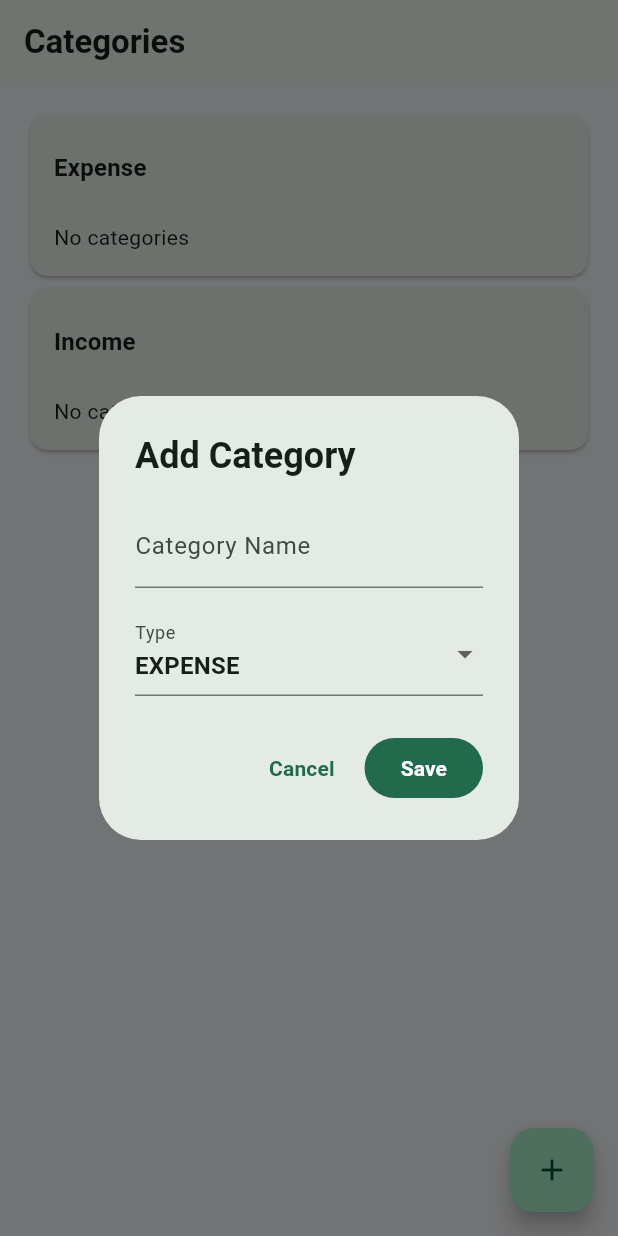
After one commit to da-vincee09/expense-iq, a Flutter app: the CategoryScreen screen opened by its route, after a tap on the "add" icon, on a phone screen of 412 x 824 dp. The commit adds this screen. Run offline on Flutter 3.47's test engine with Material 3 defaults, Android fonts, the phone set to English and light mode, and no system bars; our stand-ins replace go_router, google_fonts, supabase_flutter; accounts and stored records are empty; Roboto replaces fonts that are missing (Teachers).

Commit message:
feat(category): implement dynamic category management

```diff
--- a/lib/core/router/app_router.dart
+++ b/lib/core/router/app_router.dart
@@ -3,6 +3,7 @@ import 'package:expense_iq/core/router/app_routes.dart';
 import 'package:expense_iq/features/authentication/presentation/screens/login_screen.dart';
 import 'package:expense_iq/features/authentication/presentation/screens/register_screen.dart';
 import 'package:expense_iq/features/authentication/presentation/screens/splash_screen.dart';
+import 'package:expense_iq/features/category/presentation/screens/category_screen.dart';
 import 'package:expense_iq/features/dashboard/presentation/screens/dashboard_screen.dart';
 import 'package:expense_iq/features/profile/presentation/screens/profile_screen.dart';
 import 'package:expense_iq/features/transactions/data/models/transaction_model.dart';
@@ -70,5 +71,10 @@ final GoRouter appRouter = GoRouter(
       builder: (context, state) =>
           const TransactionHistoryScreen(),
     ),
+
+    GoRoute(
+      path: AppRoutes.categories,
+      builder: (context, state) => const CategoryScreen(),
+    ),
   ],
 );
--- a/lib/core/router/app_routes.dart
+++ b/lib/core/router/app_routes.dart
@@ -6,6 +6,7 @@ class AppRoutes {
   static const dashboard = '/dashboard';
   static const profile = '/profile';
   static const settings = '/settings';
+  static const categories = '/categories';
 
   static const addTransaction = '/add-transaction';
   static const editTransaction = '/edit-transaction';
--- /dev/null
+++ b/lib/features/category/data/models/category_model.dart
@@ -0,0 +1,70 @@
+import 'package:expense_iq/core/enums/transaction_type.dart';
+
+class CategoryModel {
+  final String id;
+  final String userId;
+  final String name;
+  final TransactionType type;
+  final String? icon;
+  final DateTime createdAt;
+
+  const CategoryModel({
+    required this.id,
+    required this.userId,
+    required this.name,
+    required this.type,
+    this.icon,
+    required this.createdAt,
+  });
+
+  factory CategoryModel.fromJson(Map<String, dynamic> json) {
+    return CategoryModel(
+      id: json['id'],
+      userId: json['user_id'],
+      name: json['name'],
+      type: TransactionType.values.firstWhere(
+        (e) => e.name == json['type'],
+      ),
+      icon: json['icon'],
+      createdAt: DateTime.parse(json['created_at']),
+    );
+  }
+
+  Map<String, dynamic> toJson() {
+    return {
+      'id': id,
+      'user_id': userId,
+      'name': name,
+      'type': type.name,
+      'icon': icon,
+      'created_at': createdAt.toIso8601String(),
+    };
+  }
+
+  Map<String, dynamic> toInsertJson() {
+    return {
+      'user_id': userId,
+      'name': name,
+      'type': type.name,
+      'icon': icon,
+    };
+  }
+
+  CategoryModel copyWith({
+    String? id,
+    String? userId,
+    String? name,
+    TransactionType? type,
+    String? icon,
+    DateTime? createdAt,
+  }) {
+    return CategoryModel(
+      id: id ?? this.id,
+      userId: userId ?? this.userId,
+      name: name ?? this.name,
+      type: type ?? this.type,
+      icon: icon ?? this.icon,
+      createdAt: createdAt ?? this.createdAt,
+    );
+  }
+}
--- /dev/null
+++ b/lib/features/category/data/repositories/category_repository_impl.dart
@@ -0,0 +1,59 @@
+import 'package:expense_iq/features/category/data/models/category_model.dart';
+import 'package:expense_iq/features/category/domain/repositories/category_repository.dart';
+import 'package:supabase_flutter/supabase_flutter.dart';
+
+class CategoryRepositoryImpl implements CategoryRepository {
+  final SupabaseClient supabase;
+
+  CategoryRepositoryImpl({
+    required this.supabase,
+  });
+
+  @override
+  Future<List<CategoryModel>> getCategories() async {
+    final user = supabase.auth.currentUser;
+
+    if (user == null) {
+      throw Exception('User not authenticated.');
+    }
+
+    final response = await supabase
+        .from('categories')
+        .select()
+        .eq('user_id', user.id)
+        .order('name');
+
+    return response
+        .map<CategoryModel>(
+          (json) => CategoryModel.fromJson(json),
+        )
+        .toList();
+  }
+
+  @override
+  Future<void> addCategory(CategoryModel category) async {
+    await supabase
+        .from('categories')
+        .insert(category.toInsertJson());
+  }
+
+  @override
+  Future<void> updateCategory(CategoryModel category) async {
+    await supabase
+        .from('categories')
+        .update({
+          'name': category.name,
+          'type': category.type.name,
+          'icon': category.icon,
+        })
+        .eq('id', category.id);
+  }
+
+  @override
+  Future<void> deleteCategory(String id) async {
+    await supabase
+        .from('categories')
+        .delete()
+        .eq('id', id);
+  }
+}
--- /dev/null
+++ b/lib/features/category/domain/repositories/category_repository.dart
@@ -0,0 +1,11 @@
+import 'package:expense_iq/features/category/data/models/category_model.dart';
+
+abstract class CategoryRepository {
+  Future<List<CategoryModel>> getCategories();
+
+  Future<void> addCategory(CategoryModel category);
+
+  Future<void> updateCategory(CategoryModel category);
+
+  Future<void> deleteCategory(String id);
+}
--- /dev/null
+++ b/lib/features/category/presentation/providers/category_provider.dart
@@ -0,0 +1,82 @@
+import 'package:expense_iq/core/enums/transaction_type.dart';
+import 'package:expense_iq/features/category/data/models/category_model.dart';
+import 'package:expense_iq/features/category/domain/repositories/category_repository.dart';
+import 'package:flutter/material.dart';
+
+class CategoryProvider extends ChangeNotifier {
+  final CategoryRepository _repository;
+
+  CategoryProvider(this._repository);
+
+  final List<CategoryModel> _categories = [];
+
+  bool _isLoading = false;
+  String? _errorMessage;
+
+  List<CategoryModel> get categories =>
+      List.unmodifiable(_categories);
+
+  bool get isLoading => _isLoading;
+
+  String? get errorMessage => _errorMessage;
+
+  Future<void> loadCategories() async {
+    _isLoading = true;
+    _errorMessage = null;
+    notifyListeners();
+
+    try {
+      final data = await _repository.getCategories();
+
+      _categories
+        ..clear()
+        ..addAll(data);
+    } catch (e) {
+      _errorMessage = e.toString();
+    }
+
+    _isLoading = false;
+    notifyListeners();
+  }
+
+  Future<void> addCategory(CategoryModel category) async {
+    try {
+      await _repository.addCategory(category);
+      await loadCategories();
+    } catch (e) {
+      _errorMessage = e.toString();
+      notifyListeners();
+    }
+  }
+
+  Future<void> updateCategory(CategoryModel category) async {
+    try {
+      await _repository.updateCategory(category);
+      await loadCategories();
+    } catch (e) {
+      _errorMessage = e.toString();
+      notifyListeners();
+    }
+  }
+
+  Future<void> deleteCategory(String id) async {
+    try {
+      await _repository.deleteCategory(id);
+
+      _categories.removeWhere(
+        (category) => category.id == id,
+      );
+
+      notifyListeners();
+    } catch (e) {
+      _errorMessage = e.toString();
+      notifyListeners();
+    }
+  }
+
+  List<CategoryModel> categoriesByType(TransactionType type) {
+    return _categories
+        .where((category) => category.type == type)
+        .toList();
+  }
+}
--- /dev/null
+++ b/lib/features/category/presentation/screens/category_screen.dart
@@ -0,0 +1,279 @@
+// ignore_for_file: use_build_context_synchronously
+
+import 'package:expense_iq/core/enums/transaction_type.dart';
+import 'package:expense_iq/features/category/data/models/category_model.dart';
+import 'package:expense_iq/features/category/presentation/providers/category_provider.dart';
+import 'package:expense_iq/features/category/presentation/widgets/category_dialog.dart';
+import 'package:expense_iq/shared/extensions/snackbar_extension.dart';
+import 'package:flutter/material.dart';
+import 'package:provider/provider.dart';
+import 'package:supabase_flutter/supabase_flutter.dart';
+
+class CategoryScreen extends StatefulWidget {
+  const CategoryScreen({super.key});
+
+  @override
+  State<CategoryScreen> createState() => _CategoryScreenState();
+}
+
+class _CategoryScreenState extends State<CategoryScreen> {
+  @override
+  void initState() {
+    super.initState();
+
+    Future.microtask(() {
+      context.read<CategoryProvider>().loadCategories();
+    });
+  }
+
+  void _showAddCategoryDialog() {
+    showDialog(
+      context: context,
+      builder: (context) {
+        return CategoryDialog(
+          title: 'Add Category',
+          actionText: 'Save',
+          initialType: TransactionType.expense,
+          onSave: (name, type) async {
+            final user = Supabase.instance.client.auth.currentUser;
+
+            if (user == null) return;
+
+            final category = CategoryModel(
+              id: '',
+              userId: user.id,
+              name: name,
+              type: type,
+              icon: null,
+              createdAt: DateTime.now(),
+            );
+
+            try {
+              await context
+                  .read<CategoryProvider>()
+                  .addCategory(category);
+
+              if (!context.mounted) return;
+
+              context.showSuccess('Category added successfully!');
+            } catch (e) {
+              if (!context.mounted) return;
+
+              context.showError('Failed to add category.');
+            }
+          },
+        );
+      },
+    );
+  }
+
+  void _showEditCategoryDialog(CategoryModel category) {
+    showDialog(
+      context: context,
+      builder: (context) {
+        return CategoryDialog(
+          title: 'Edit Category',
+          actionText: 'Update',
+          initialName: category.name,
+          initialType: category.type,
+          onSave: (name, type) async {
+            try {
+              final updatedCategory = category.copyWith(
+                name: name,
+                type: type,
+              );
+
+              await context
+                  .read<CategoryProvider>()
+                  .updateCategory(updatedCategory);
+
+              if (!mounted) return;
+
+              context.showSuccess(
+                'Category updated successfully!',
+              );
+            } catch (e) {
+              if (!mounted) return;
+
+              context.showError(
+                'Failed to update category.',
+              );
+            }
+          },
+        );
+      },
+    );
+  }
+
+  void _showDeleteCategoryDialog(CategoryModel category) {
+    showDialog(
+      context: context,
+      builder: (context) {
+        return AlertDialog(
+          title: const Text('Delete Category'),
+          content: Text(
+            'Are you sure you want to delete "${category.name}"?',
+          ),
+          actions: [
+            TextButton(
+              onPressed: () => Navigator.pop(context),
+              child: const Text('Cancel'),
+            ),
+            FilledButton(
+              onPressed: () async {
+                Navigator.pop(context);
+
+                try {
+                  await this
+                      .context
+                      .read<CategoryProvider>()
+                      .deleteCategory(category.id);
+
+                  if (!mounted) return;
+
+                  context.showSuccess(
+                    'Category deleted successfully!',
+                  );
+                } catch (e) {
+                  if (!mounted) return;
+
+                  context.showError(
+                    'Failed to delete category.',
+                  );
+                }
+              },
+              child: const Text('Delete'),
+            ),
+          ],
+        );
+      },
+    );
+  }
+
+  @override
+  Widget build(BuildContext context) {
+    final provider = context.watch<CategoryProvider>();
+
+    final expenseCategories = provider.categoriesByType(
+      TransactionType.expense,
+    );
+
+    final incomeCategories = provider.categoriesByType(
+      TransactionType.income,
+    );
+
+    return Scaffold(
+      appBar: AppBar(
+        title: const Text('Categories'),
+      ),
+      body: SafeArea(
+        child: Builder(
+          builder: (context) {
+            if (provider.isLoading) {
+              return const Center(
+                child: CircularProgressIndicator(),
+              );
+            }
+
+            if (provider.errorMessage != null) {
+              return Center(
+                child: Text(provider.errorMessage!),
+              );
+            }
+
+            return ListView(
+              padding: const EdgeInsets.all(16),
+              children: [
+                                _CategorySection(
+                  title: 'Expense',
+                  categories: expenseCategories,
+                  onEdit: _showEditCategoryDialog,
+                  onDelete: _showDeleteCategoryDialog,
+                ),
+
+                _CategorySection(
+                  title: 'Income',
+                  categories: incomeCategories,
+                  onEdit: _showEditCategoryDialog,
+                  onDelete: _showDeleteCategoryDialog,
+                ),
+              ],
+            );
+          },
+        ),
+      ),
+      floatingActionButton: FloatingActionButton(
+        onPressed: _showAddCategoryDialog,
+        child: const Icon(Icons.add),
+      ),
+    );
+  }
+}
+
+class _CategorySection extends StatelessWidget {
+  final String title;
+  final List categories;
+  final void Function(CategoryModel category) onEdit;
+  final void Function(CategoryModel category) onDelete;
+
+  const _CategorySection({
+    required this.title,
+    required this.categories,
+    required this.onEdit,
+    required this.onDelete,
+  });
+
+  @override
+  Widget build(BuildContext context) {
+    return Card(
+      child: Padding(
+        padding: const EdgeInsets.symmetric(
+          vertical: 8,
+        ),
+        child: Column(
+          crossAxisAlignment: CrossAxisAlignment.start,
+          children: [
+            Padding(
+              padding: const EdgeInsets.all(16),
+              child: Text(
+                title,
+                style: Theme.of(context).textTheme.titleMedium,
+              ),
+            ),
+
+            if (categories.isEmpty)
+              const Padding(
+                padding: EdgeInsets.symmetric(
+                  horizontal: 16,
+                  vertical: 8,
+                ),
+                child: Text('No categories'),
+              )
+            else
+              ...categories.map(
+                (category) => ListTile(
+                  leading: const CircleAvatar(
+                    child: Icon(Icons.category),
+                  ),
+                  title: Text(category.name),
+                  trailing: Row(
+                    mainAxisSize: MainAxisSize.min,
+                    children: [
+                      IconButton(
+                        icon: const Icon(Icons.edit),
+                        onPressed: () => onEdit(category),
+                      ),
+                      IconButton(
+                        icon: const Icon(Icons.delete),
+                        onPressed: () => onDelete(category),
+                      ),
+                    ],
+                  ),
+                ),
+              ),
+          ],
+        ),
+      ),
+    );
+  }
+}
--- /dev/null
+++ b/lib/features/category/presentation/widgets/category_dialog.dart
@@ -0,0 +1,123 @@
+import 'package:expense_iq/core/enums/transaction_type.dart';
+import 'package:flutter/material.dart';
+
+class CategoryDialog extends StatefulWidget {
+  final String? initialName;
+  final TransactionType initialType;
+  final String title;
+  final String actionText;
+  final void Function(
+    String name,
+    TransactionType type,
+  ) onSave;
+
+  const CategoryDialog({
+    super.key,
+    this.initialName,
+    required this.initialType,
+    required this.title,
+    required this.actionText,
+    required this.onSave,
+  });
+
+  @override
+  State<CategoryDialog> createState() => _CategoryDialogState();
+}
+
+class _CategoryDialogState extends State<CategoryDialog> {
+  final _formKey = GlobalKey<FormState>();
+
+  late final TextEditingController _nameController;
+
+  late TransactionType _selectedType;
+
+  @override
+  void initState() {
+    super.initState();
+
+    _nameController = TextEditingController(
+      text: widget.initialName ?? '',
+    );
+
+    _selectedType = widget.initialType;
+  }
+
+  @override
+  void dispose() {
+    _nameController.dispose();
+    super.dispose();
+  }
+
+  void _save() {
+    if (!_formKey.currentState!.validate()) return;
+
+    widget.onSave(
+      _nameController.text.trim(),
+      _selectedType,
+    );
+
+    Navigator.pop(context);
+  }
+
+  @override
+  Widget build(BuildContext context) {
+    return AlertDialog(
+      title: Text(widget.title),
+      content: Form(
+        key: _formKey,
+        child: Column(
+          mainAxisSize: MainAxisSize.min,
+          children: [
+            TextFormField(
+              controller: _nameController,
+              decoration: const InputDecoration(
+                labelText: 'Category Name',
+              ),
+              validator: (value) {
+                if (value == null ||
+                    value.trim().isEmpty) {
+                  return 'Enter a category name';
+                }
+
+                return null;
+              },
+            ),
+
+            const SizedBox(height: 16),
+
+            DropdownButtonFormField<TransactionType>(
+              initialValue: _selectedType,
+              decoration: const InputDecoration(
+                labelText: 'Type',
+              ),
+              items: TransactionType.values.map((type) {
+                return DropdownMenuItem(
+                  value: type,
+                  child: Text(type.name.toUpperCase()),
+                );
+              }).toList(),
+              onChanged: (value) {
+                if (value == null) return;
+
+                setState(() {
+                  _selectedType = value;
+                });
+              },
+            ),
+          ],
+        ),
+      ),
+      actions: [
+        TextButton(
+          onPressed: () => Navigator.pop(context),
+          child: const Text('Cancel'),
+        ),
+
+        FilledButton(
+          onPressed: _save,
+          child: Text(widget.actionText),
+        ),
+      ],
+    );
+  }
+}
--- a/lib/features/dashboard/presentation/screens/dashboard_screen.dart
+++ b/lib/features/dashboard/presentation/screens/dashboard_screen.dart
@@ -130,6 +130,12 @@ class _DashboardScreenState extends State<DashboardScreen> {
     return Scaffold(
       appBar: AppBar(
         title: Text("ExpenseIQ"),
+        actions: [
+          IconButton(
+            onPressed: () => context.push(AppRoutes.categories),
+            icon: const Icon(Icons.category),
+          ),
+        ],
       ),
       body: SafeArea(
         child: _buildBody(transactionProvider, profileProvider),
--- a/lib/features/transactions/presentation/screens/add_transcation_screen.dart
+++ b/lib/features/transactions/presentation/screens/add_transcation_screen.dart
@@ -1,8 +1,7 @@
 // ignore_for_file: avoid_print
-
-import 'package:expense_iq/core/constants/app_categories.dart';
 import 'package:expense_iq/core/constants/app_strings.dart';
 import 'package:expense_iq/core/enums/transaction_type.dart';
+import 'package:expense_iq/features/category/presentation/providers/category_provider.dart';
 import 'package:expense_iq/features/transactions/data/models/transaction_model.dart';
 import 'package:expense_iq/features/transactions/presentation/providers/transaction_provider.dart';
 import 'package:expense_iq/shared/extensions/snackbar_extension.dart';
@@ -32,7 +31,7 @@ class _AddTransactionScreenState extends State<AddTransactionScreen> {
   final _noteController = TextEditingController();
 
   DateTime _selectedDate = DateTime.now();
-  late String _selectedCategory;
+ String _selectedCategory = '';
 
   bool get isEditing => widget.transaction != null;
 
@@ -48,18 +47,19 @@ class _AddTransactionScreenState extends State<AddTransactionScreen> {
   void initState() {
     super.initState();
 
+    Future.microtask(() {
+      // ignore: use_build_context_synchronously
+      context.read<CategoryProvider>().loadCategories();
+    });
+
     if (isEditing) {
       final transaction = widget.transaction!;
+
       _titleController.text = transaction.title;
       _amountController.text = transaction.amount.toString();
       _selectedCategory = transaction.category;
       _selectedDate = transaction.date;
       _noteController.text = transaction.note ?? '';
-    } else {
-      _selectedCategory =
-          widget.type == TransactionType.expense
-              ? AppCategories.expense.first
-              : AppCategories.income.first;
     }
   }
 
@@ -153,6 +153,43 @@ class _AddTransactionScreenState extends State<AddTransactionScreen> {
 
   @override
   Widget build(BuildContext context) {
+
+    final categoryProvider = context.watch<CategoryProvider>();
+
+    final categories = categoryProvider.categoriesByType(
+      widget.type,
+    );
+
+    if (categoryProvider.isLoading) {
+      return const Scaffold(
+        body: Center(
+          child: CircularProgressIndicator(),
+        ),
+      );
+    }
+
+    if (categories.isEmpty) {
+      return Scaffold(
+        appBar: AppBar(
+          title: Text(
+            widget.type == TransactionType.expense
+                ? 'Add Expense'
+                : 'Add Income',
+          ),
+        ),
+        body: const Center(
+          child: Text(
+            'No categories found.\nPlease create a category first.',
+            textAlign: TextAlign.center,
+          ),
+        ),
+      );
+    }
+
+    if (!isEditing && _selectedCategory.isEmpty && categories.isNotEmpty) {
+      _selectedCategory = categories.first.name;
+    }
+
     return Scaffold(
       appBar: AppBar(
         title: Text(
@@ -215,20 +252,16 @@ class _AddTransactionScreenState extends State<AddTransactionScreen> {
               DropdownButtonFormField<String>(
                 initialValue: _selectedCategory,
                 decoration: const InputDecoration(
-                  labelText: AppStrings.category,
-                  prefixIcon: Icon(Icons.category_outlined),
+                  labelText: 'Category',
                 ),
-                items: (widget.type == TransactionType.expense
-                        ? AppCategories.expense
-                        : AppCategories.income)
-                    .map((category) {
-                  return DropdownMenuItem(
-                    value: category,
-                    child: Text(category),
+                items: categories.map((category) {
+                  return DropdownMenuItem<String>(
+                    value: category.name,
+                    child: Text(category.name),
                   );
                 }).toList(),
                 onChanged: (value) {
-                  if(value == null) return;
+                  if (value == null) return;
 
                   setState(() {
                     _selectedCategory = value;
```
Also changed, not shown: lib/core/constants/app_categories.dart (deleted, +0 -21 lines), lib/main.dart (+15 -0 lines).
